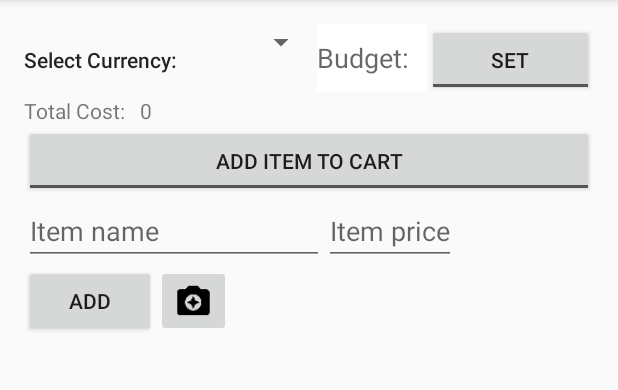
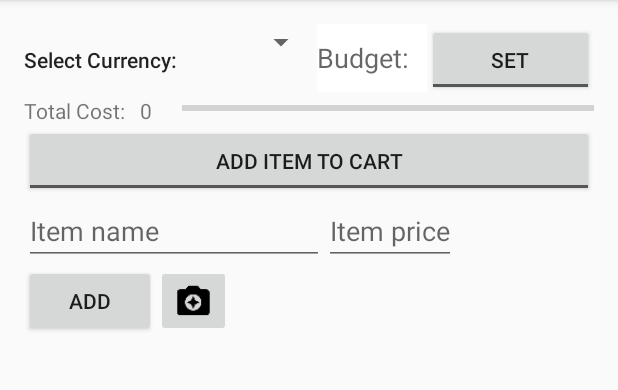
Before and after one commit to chenshuiluke/budget-master, an Android app: the screen it shows after launch (MainActivity), after a tap on "ADD", on a phone screen of 412 x 824 dp, the part 84-474 px from its top. Run offline under Robolectric (Android 15) with nearby library versions, the phone set to English and light mode, and no system bars; libraries missing offline, so code that uses them is left out: com.activeandroid, com.activeandroid.query, com.github.aakira.expandablelayout, com.gun0912.tedpermission, com.ritaja.xchangerate and 1 more; plain views replace ExpandableRelativeLayout; 7 statements that could not run were skipped.

Commit message:
The edit button now works and there is now a bar to show the ratio of current cost to budget

```diff
--- a/app/src/main/java/com/lukechenshui/budgetmaster/MainActivity.java
+++ b/app/src/main/java/com/lukechenshui/budgetmaster/MainActivity.java
@@ -15,6 +15,7 @@ import android.widget.ArrayAdapter;
 import android.widget.CompoundButton;
 import android.widget.EditText;
 import android.widget.ImageButton;
+import android.widget.ProgressBar;
 import android.widget.Spinner;
 import android.widget.TextView;
 import android.widget.Toast;
@@ -52,6 +53,7 @@ public class MainActivity extends AppCompatActivity {
     private BigDecimal budgetNum;
     private TextView currentCost;
     private DecimalFormat df = new DecimalFormat("#,###.00");
+    private ProgressBar progressBar;
     //private ScrollView scrollView;
     @Override
     protected void onCreate(Bundle savedInstanceState) {
@@ -69,6 +71,7 @@ public class MainActivity extends AppCompatActivity {
         toggleBudgetSet = (ToggleButton) findViewById(R.id.toggleButton);
         layoutManager = new LinearLayoutManager(this);
         itemRecyclerView.setLayoutManager(layoutManager);
+        progressBar = (ProgressBar) findViewById(R.id.costToBudgetProgressBar);
         currentCost = (TextView) findViewById(R.id.currentCostText);
         //scrollView = (ScrollView) findViewById(R.id.scrollView);
         getBudgetFromSettings();
@@ -141,6 +144,8 @@ public class MainActivity extends AppCompatActivity {
         } else {
             budgetText.setBackgroundColor(Color.WHITE);
         }
+        progressBar.setMax(budgetNum.intValue());
+        progressBar.setProgress(totalCost.intValue());
         currentCost.setText("   " + totalCost.toString());
     }
 
@@ -151,11 +156,23 @@ public class MainActivity extends AppCompatActivity {
         final ItemRecyclerViewAdapter adapter = new ItemRecyclerViewAdapter(items);
         itemRecyclerView.setAdapter(adapter);
         adapter.registerAdapterDataObserver(new RecyclerView.AdapterDataObserver() {
+
             @Override
             public void onItemRangeRemoved(int positionStart, int itemCount) {
                 super.onItemRangeRemoved(positionStart, itemCount);
                 populateItemRecyclerView();
+                Log.d("CardView", "Registered that an item was deleted.");
             }
+
+            @Override
+            public void onItemRangeChanged(int positionStart, int itemCount, Object payload) {
+                super.onItemRangeChanged(positionStart, itemCount, payload);
+
+                populateItemRecyclerView();
+                Log.d("CardView", "Registered that an item changed.");
+            }
+
+
         });
         //scrollView.fullScroll(ScrollView.FOCUS_UP);
     }
@@ -193,7 +210,7 @@ public class MainActivity extends AppCompatActivity {
         toggleButton.setChecked(false);
         Uri uri = Uri.parse("android.resource://" + getApplicationContext().getPackageName() + "/drawable/ic_camera_enhance_black_24dp");
         newItemImageButton.setImageURI(uri);
-        pictureUri = pictureUri;
+        pictureUri = null;
     }
 
     private void setToggleButtonOnToggle() {
--- a/app/src/main/java/com/lukechenshui/budgetmaster/shopping/Item.java
+++ b/app/src/main/java/com/lukechenshui/budgetmaster/shopping/Item.java
@@ -48,7 +48,7 @@ public class Item extends Model {
     }
 
     public void setPrice(BigDecimal price) {
-        new BigDecimal(df.format(price));
+        this.price = new BigDecimal(df.format(price));
     }
 
     public String getName() {
--- a/app/src/main/java/com/lukechenshui/budgetmaster/utilities/ImageUtility.java
+++ b/app/src/main/java/com/lukechenshui/budgetmaster/utilities/ImageUtility.java
@@ -1,13 +1,11 @@
 package com.lukechenshui.budgetmaster.utilities;
 
-import android.content.ContentResolver;
 import android.content.Context;
+import android.net.Uri;
+import android.util.Log;
 
 import java.io.ByteArrayOutputStream;
-import java.io.IOException;
 import java.io.InputStream;
-import android.net.Uri;
-import android.util.Log;
 
 /**
  * Created by luke on 10/17/16.
@@ -16,6 +14,7 @@ import android.util.Log;
 public class ImageUtility {
     public static byte[] getBytes(Context context, Uri uri) {
         try{
+            if (uri != null) {
                 InputStream inputStream = context.getContentResolver().openInputStream(uri);
                 ByteArrayOutputStream byteBuffer = new ByteArrayOutputStream();
                 int bufferSize = 1024;
@@ -26,6 +25,10 @@ public class ImageUtility {
                     byteBuffer.write(buffer, 0, len);
                 }
                 return byteBuffer.toByteArray();
+            } else {
+                return null;
+            }
+
         }
         catch (Exception exc){
             Log.d("Image", "", exc);
--- a/app/src/main/res/layout/activity_main.xml
+++ b/app/src/main/res/layout/activity_main.xml
@@ -69,6 +69,15 @@
         android:layout_weight="1"
         android:text="" />
 
+    <ProgressBar
+        android:id="@+id/costToBudgetProgressBar"
+        style="?android:attr/progressBarStyleHorizontal"
+        android:layout_width="fill_parent"
+        android:layout_height="wrap_content"
+        android:layout_alignTop="@id/currentCostText"
+        android:layout_toRightOf="@id/currentCostText"
+        android:indeterminate="false"
+        android:paddingLeft="20dp" />
 
     <ToggleButton
         android:id="@+id/toggleAddItem"
@@ -129,4 +138,5 @@
         android:layout_width="match_parent"
         android:layout_height="match_parent"
         android:layout_below="@+id/expandableLayout" />
+
 </RelativeLayout>
```
Also changed, not shown: app/src/main/java/com/lukechenshui/budgetmaster/adapters/ItemRecyclerViewAdapter.java (+69 -0 lines), app/src/main/res/layout/item_recycler_view_row.xml (+34 -2 lines), app/src/main/res/drawable-hdpi/ic_done_black_24dp.png (added), app/src/main/res/drawable-hdpi/ic_highlight_off_black_24dp.png (added), app/src/main/res/drawable-mdpi/ic_done_black_24dp.png (added), app/src/main/res/drawable-mdpi/ic_highlight_off_black_24dp.png (added), app/src/main/res/drawable-xhdpi/ic_done_black_24dp.png (added), app/src/main/res/drawable-xhdpi/ic_highlight_off_black_24dp.png (added), app/src/main/res/drawable-xxhdpi/ic_done_black_24dp.png (added), app/src/main/res/drawable-xxhdpi/ic_highlight_off_black_24dp.png (added), app/src/main/res/drawable-xxxhdpi/ic_done_black_24dp.png (added), app/src/main/res/drawable-xxxhdpi/ic_highlight_off_black_24dp.png (added), 1 other file. Lines whose indentation alone changed are shown as unchanged.
